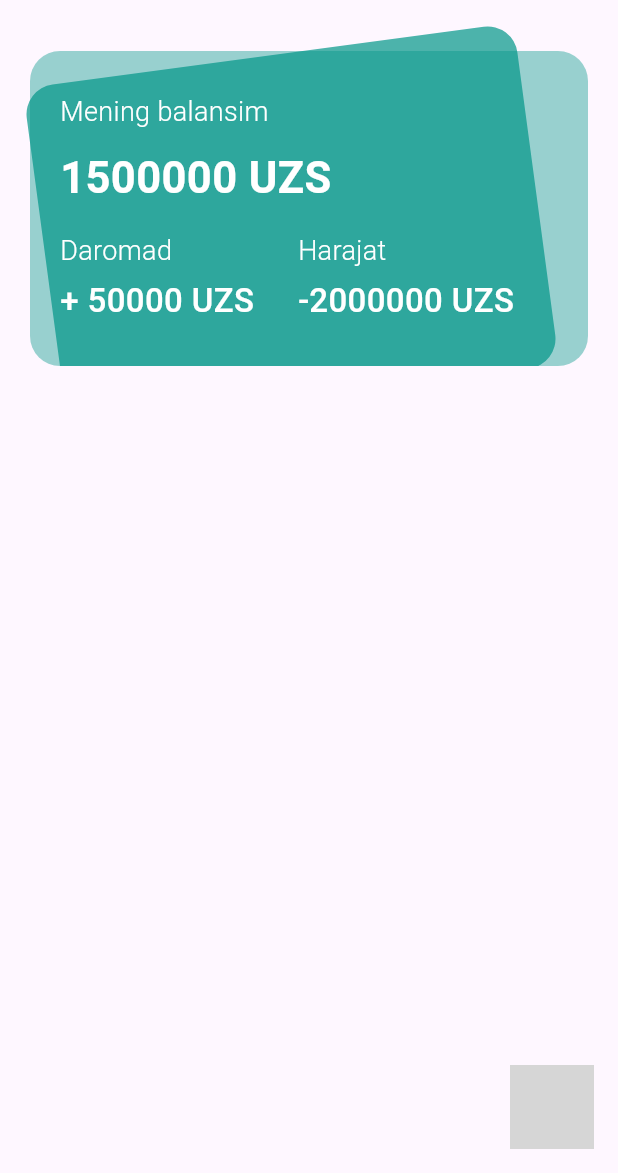
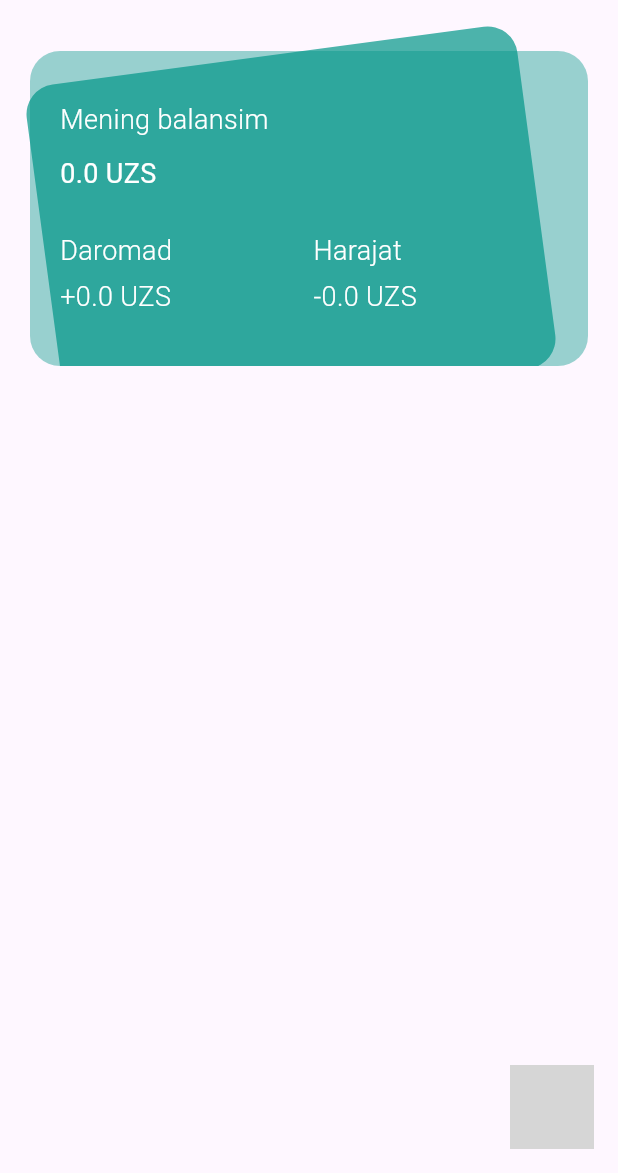
Before and after one commit to akramjon200205/Wallefy, a Flutter app: the screen it shows after launch, on a phone screen of 412 x 824 dp, the part 63-1236 px from its top. Run offline on Flutter 3.47's test engine with Material 3 defaults, Android fonts, the phone set to English and light mode, and no system bars; drawn by our look-alikes of flutter_zoom_drawer; our stand-ins replace flutter_slidable, sqflite; missing offline and left inert: floating_action_bubble; accounts and stored records are empty; Roboto replaces fonts that are missing (DancingScript); grey boxes are pictures that could not be loaded.

Commit message:
without_bloc

```diff
--- a/lib/presentation/pages/add_data.dart
+++ b/lib/presentation/pages/add_data.dart
@@ -21,7 +21,7 @@ class _AddDataState extends State<AddData> {
   bool _validateContact = false;
   bool _validateType = false;
   final _userService = IncomeService();
-  String typeExcenses = 'KAtegoriyani tanlang';
+  String typeExcenses = 'Kategoriyani tanlang';
 
   @override
   Widget build(BuildContext context) {
--- a/lib/presentation/widgets/table_widget.dart
+++ b/lib/presentation/widgets/table_widget.dart
@@ -1,11 +1,78 @@
 import 'package:flutter/material.dart';
 import 'package:wallefy/config/constants/app_colors.dart';
 import 'package:wallefy/config/constants/app_text_styles.dart';
+import 'package:wallefy/data/models/income_expenses_model.dart';
+import 'package:wallefy/data/services/incomeService.dart';
 
-class TableWidget extends StatelessWidget {
+class TableWidget extends StatefulWidget {
   const TableWidget({
     super.key,
   });
+
+  @override
+  State<TableWidget> createState() => _TableWidgetState();
+}
+
+class _TableWidgetState extends State<TableWidget> {
+  List<List<IncomeExpensesModel>> filterList = [];
+  late List<IncomeExpensesModel> _dataList = <IncomeExpensesModel>[];
+  final _userService = IncomeService();
+  double sum = 0;
+  double rasxod = 0;
+  double doxod = 0;
+
+  getAllUserDetails() async {
+    List<List<IncomeExpensesModel>> filteredDataList = [];
+    List allData = await _userService.readAllData();
+    _dataList = <IncomeExpensesModel>[];
+    for (var data in allData) {
+      setState(() {
+        var dataModel = IncomeExpensesModel();
+        dataModel.type = data['type'];
+        dataModel.id = data['id'];
+        dataModel.desc = data['desc'];
+        dataModel.price = data['price'];
+        dataModel.datatime = data['datatime'];
+        dataModel.isincome = data['isincome'];
+        _dataList.add(dataModel);
+      });
+    }
+
+    List<IncomeExpensesModel> newData = [..._dataList];
+
+    for (int i = 0; i < newData.length; i++) {
+      var a = newData[i].datatime;
+      List<IncomeExpensesModel> set = [];
+      for (int j = 0; j < newData.length; j++) {
+        if (a == _dataList[j].datatime) {
+          set.add(newData[j]);
+          newData[j] = IncomeExpensesModel(datatime: '');
+        }
+      }
+      if (set.isNotEmpty) {
+        var reversedList = set.reversed.toList();
+        filteredDataList.add(reversedList);
+      }
+    }
+    filterList = filteredDataList.reversed.toList();
+
+    for (int i = 0; i < filterList.length; i++) {
+      for (int j = 0; j < filterList[i].length; j++) {
+        if (filterList[i][j].isincome == 1) {
+          doxod += filterList[i][j].price!;
+        } else {
+          rasxod += filterList[i][j].price!;
+        }
+      }
+    }
+    sum = doxod - rasxod;
+  }
+
+  @override
+  void initState() {
+    getAllUserDetails();
+    super.initState();
+  }
 
   @override
   Widget build(BuildContext context) {
@@ -52,11 +119,17 @@ class TableWidget extends StatelessWidget {
                             .copyWith(color: AppColors.white),
                       ),
                       const SizedBox(height: 10),
-                      Text(
-                        '1500000 UZS',
-                        style: AppTextStyles.head29w7
-                            .copyWith(color: AppColors.white),
-                      ),
+                      sum > 0
+                          ? Text(
+                              '+$sum UZS',
+                              style: AppTextStyles.body18w4
+                                  .copyWith(color: AppColors.white),
+                            )
+                          : Text(
+                              '$sum UZS',
+                              style: AppTextStyles.body18w4
+                                  .copyWith(color: AppColors.white),
+                            )
                     ],
                   ),
                   Row(
@@ -72,8 +145,8 @@ class TableWidget extends StatelessWidget {
                           ),
                           const SizedBox(height: 5),
                           Text(
-                            '+ 50000 UZS',
-                            style: AppTextStyles.body22w5
+                            '+$doxod UZS',
+                            style: AppTextStyles.body18w3
                                 .copyWith(color: AppColors.white),
                           ),
                         ],
@@ -88,8 +161,8 @@ class TableWidget extends StatelessWidget {
                           ),
                           const SizedBox(height: 5),
                           Text(
-                            '-2000000 UZS',
-                            style: AppTextStyles.body22w5
+                            '-$rasxod UZS',
+                            style: AppTextStyles.body18w3
                                 .copyWith(color: AppColors.white),
                           ),
                         ],
```
Also changed, not shown: lib/data/data_providers/database_connection.dart (+15 -0 lines), lib/data/models/category_model.dart (added, +24 -0 lines), lib/data/repositories/repository.dart (+44 -4 lines), lib/presentation/pages/category.dart (added, +17 -0 lines), lib/presentation/pages/home.dart (+15 -15 lines).
